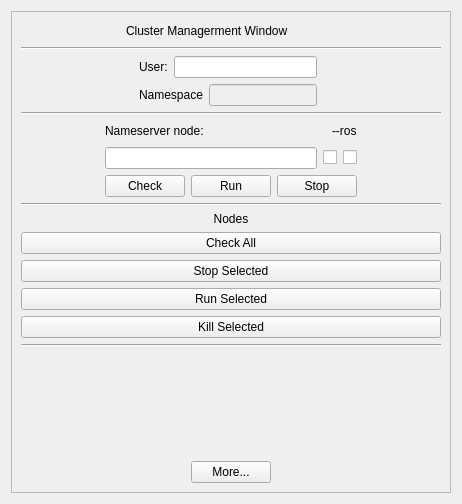
This is src/yarpmanager/src-manager/clusterWidget.ui in robotology/yarp as Qt 5 draws it before an edit. The edited form follows.
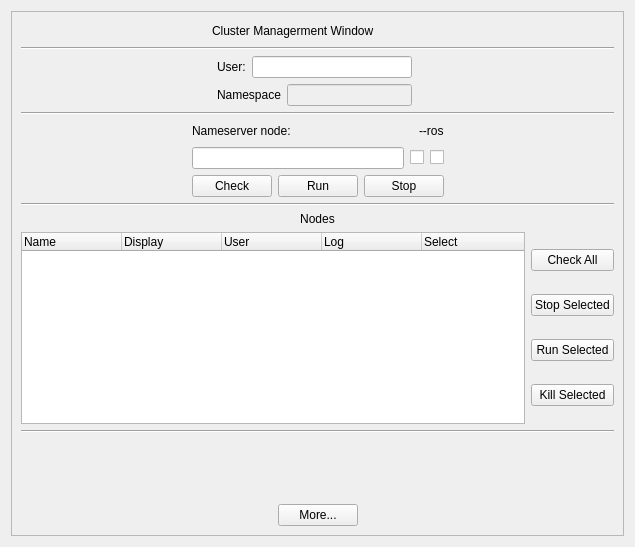
This is the edited form.

Commit message: clusterWidget: list of nodes converted to QTreeWidget

Diff of the .ui file:
```diff
--- a/src/yarpmanager/src-manager/clusterWidget.ui
+++ b/src/yarpmanager/src-manager/clusterWidget.ui
@@ -6,8 +6,8 @@
    <rect>
     <x>0</x>
     <y>0</y>
-    <width>462</width>
-    <height>504</height>
+    <width>635</width>
+    <height>547</height>
    </rect>
   </property>
   <property name="minimumSize">
@@ -28,7 +28,13 @@
   <property name="windowTitle">
    <string>Form</string>
   </property>
-  <layout class="QVBoxLayout" name="verticalLayout_5">
+  <layout class="QHBoxLayout" name="horizontalLayout_13">
+   <item>
+    <layout class="QHBoxLayout" name="horizontalLayout_7"/>
+   </item>
+   <item>
+    <layout class="QHBoxLayout" name="horizontalLayout_11"/>
+   </item>
    <item>
     <widget class="QScrollArea" name="scrollArea">
      <property name="widgetResizable">
@@ -39,10 +45,12 @@
        <rect>
         <x>0</x>
         <y>0</y>
-        <width>442</width>
-        <height>484</height>
+        <width>599</width>
+        <height>527</height>
        </rect>
       </property>
+      <layout class="QVBoxLayout" name="verticalLayout_5">
+       <item>
       <layout class="QVBoxLayout" name="verticalLayout_2">
        <item>
         <layout class="QHBoxLayout" name="horizontalLayout_6">
@@ -326,9 +334,35 @@
         </widget>
        </item>
        <item>
-        <layout class="QHBoxLayout" name="horizontalLayout_7">
+          <layout class="QHBoxLayout" name="horizontalLayout_12">
          <item>
-          <layout class="QGridLayout" name="gridLayout"/>
+            <widget class="QTreeWidget" name="nodestreeWidget">
+             <column>
+              <property name="text">
+               <string>Name</string>
+              </property>
+             </column>
+             <column>
+              <property name="text">
+               <string>Display</string>
+              </property>
+             </column>
+             <column>
+              <property name="text">
+               <string>User</string>
+              </property>
+             </column>
+             <column>
+              <property name="text">
+               <string>Log</string>
+              </property>
+             </column>
+             <column>
+              <property name="text">
+               <string>Select</string>
+              </property>
+             </column>
+            </widget>
          </item>
          <item>
           <layout class="QVBoxLayout" name="verticalLayout_4">
@@ -422,9 +456,8 @@
         </layout>
        </item>
       </layout>
-      <zorder>line_2</zorder>
-      <zorder>line</zorder>
-      <zorder>line_3</zorder>
+       </item>
+      </layout>
       <zorder></zorder>
       <zorder>verticalSpacer</zorder>
       <zorder>line_5</zorder>
```
Left out of the diff: 3 changed lines with no effect on the pictures. Lines whose indentation alone changed are shown as unchanged. The commit also changes 2 other files.
